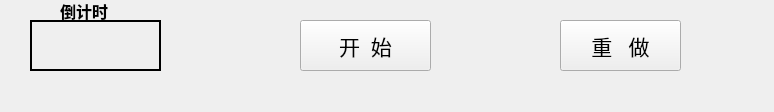
This is nei_bottom.ui in crazytyt/neitianfa as Qt 5 draws it before an edit. The edited form follows.
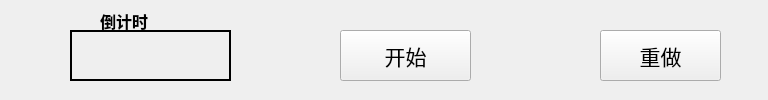
This is the edited form.

Diff of the .ui file:
```diff
--- a/nei_bottom.ui
+++ b/nei_bottom.ui
@@ -6,8 +6,8 @@
    <rect>
     <x>0</x>
     <y>0</y>
-    <width>774</width>
-    <height>112</height>
+    <width>768</width>
+    <height>100</height>
    </rect>
   </property>
   <property name="windowTitle">
@@ -16,9 +16,9 @@
   <widget class="QLabel" name="time">
    <property name="geometry">
     <rect>
-     <x>30</x>
-     <y>20</y>
-     <width>131</width>
+     <x>70</x>
+     <y>30</y>
+     <width>161</width>
      <height>51</height>
     </rect>
    </property>
@@ -77,9 +77,9 @@
   <widget class="QLabel" name="label">
    <property name="geometry">
     <rect>
-     <x>60</x>
-     <y>0</y>
-     <width>51</width>
+     <x>100</x>
+     <y>10</y>
+     <width>91</width>
      <height>21</height>
     </rect>
    </property>
@@ -98,8 +98,8 @@
   <widget class="QPushButton" name="start">
    <property name="geometry">
     <rect>
-     <x>300</x>
-     <y>20</y>
+     <x>340</x>
+     <y>30</y>
      <width>131</width>
      <height>51</height>
     </rect>
@@ -111,14 +111,14 @@
     </font>
    </property>
    <property name="text">
-    <string>开  始</string>
+    <string>开始</string>
    </property>
   </widget>
   <widget class="QPushButton" name="reset">
    <property name="geometry">
     <rect>
-     <x>560</x>
-     <y>20</y>
+     <x>600</x>
+     <y>30</y>
      <width>121</width>
      <height>51</height>
     </rect>
@@ -130,7 +130,7 @@
     </font>
    </property>
    <property name="text">
-    <string>重   做</string>
+    <string>重做</string>
    </property>
   </widget>
  </widget>
```
